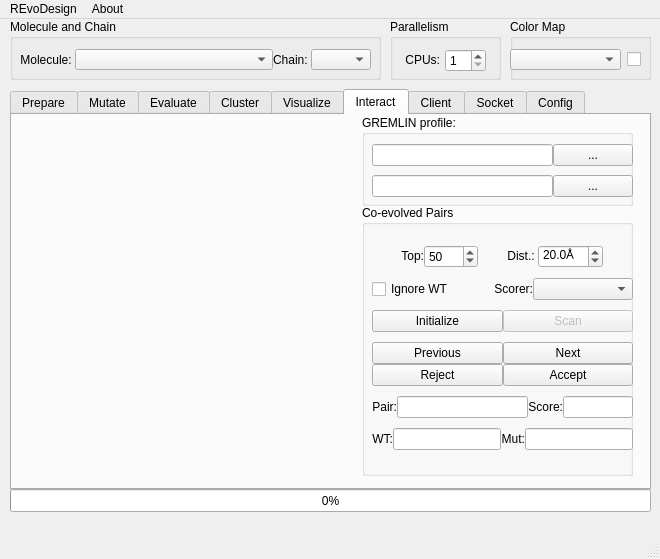
Before: the Qt Designer form REvoDesign/UI/REvoDesign.ui in YaoYinYing/REvoDesign, drawn with Qt 5.
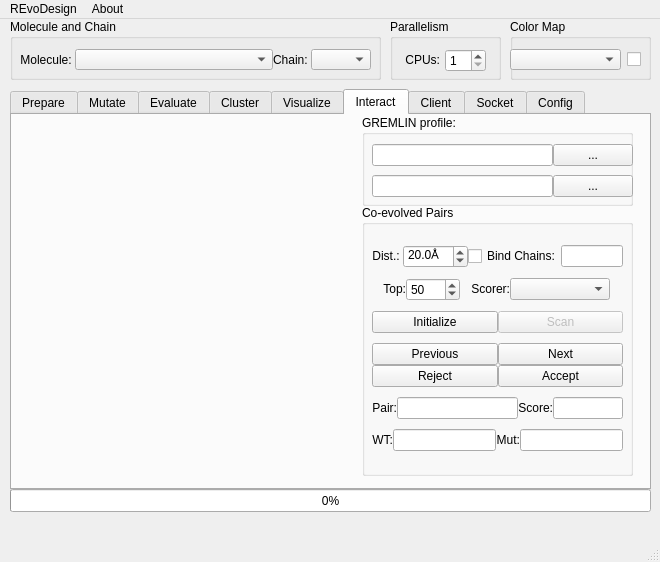
After: the same form once the commit is applied. The open tabs and pages were chosen to show the change.

```diff
--- a/REvoDesign/UI/REvoDesign.ui
+++ b/REvoDesign/UI/REvoDesign.ui
@@ -10,7 +10,7 @@
     <x>0</x>
     <y>0</y>
     <width>660</width>
-    <height>559</height>
+    <height>562</height>
    </rect>
   </property>
   <property name="sizePolicy">
@@ -3155,8 +3155,8 @@
         <rect>
          <x>10</x>
          <y>30</y>
-         <width>261</width>
-         <height>231</height>
+         <width>251</width>
+         <height>232</height>
         </rect>
        </property>
        <layout class="QVBoxLayout" name="verticalLayout_18">
@@ -3165,57 +3165,9 @@
         </property>
         <item>
          <layout class="QHBoxLayout" name="horizontalLayout_14">
-          <item>
-           <layout class="QHBoxLayout" name="horizontalLayout_5">
             <property name="spacing">
              <number>0</number>
             </property>
-            <item>
-             <widget class="QLabel" name="label_chainid_6">
-              <property name="sizePolicy">
-               <sizepolicy hsizetype="Maximum" vsizetype="Fixed">
-                <horstretch>1</horstretch>
-                <verstretch>0</verstretch>
-               </sizepolicy>
-              </property>
-              <property name="maximumSize">
-               <size>
-                <width>16777215</width>
-                <height>16777215</height>
-               </size>
-              </property>
-              <property name="text">
-               <string>Top:</string>
-              </property>
-              <property name="alignment">
-               <set>Qt::AlignRight|Qt::AlignTrailing|Qt::AlignVCenter</set>
-              </property>
-             </widget>
-            </item>
-            <item>
-             <widget class="QSpinBox" name="spinBox_gremlin_topN">
-              <property name="sizePolicy">
-               <sizepolicy hsizetype="Fixed" vsizetype="Fixed">
-                <horstretch>0</horstretch>
-                <verstretch>0</verstretch>
-               </sizepolicy>
-              </property>
-              <property name="statusTip">
-               <string>Select top N interact pairs</string>
-              </property>
-              <property name="minimum">
-               <number>1</number>
-              </property>
-              <property name="maximum">
-               <number>1000</number>
-              </property>
-              <property name="value">
-               <number>50</number>
-              </property>
-             </widget>
-            </item>
-           </layout>
-          </item>
           <item>
            <layout class="QHBoxLayout" name="horizontalLayout_8">
             <property name="spacing">
@@ -3273,20 +3225,84 @@
             </item>
            </layout>
           </item>
+          <item>
+           <layout class="QHBoxLayout" name="horizontalLayout_62">
+            <item>
+             <widget class="QCheckBox" name="checkBox_interact_bind_chain_mode">
+              <property name="statusTip">
+               <string>Bind to multiple chains</string>
+              </property>
+              <property name="text">
+               <string>Bind Chains:</string>
+              </property>
+             </widget>
+            </item>
+            <item>
+             <widget class="QLineEdit" name="lineEdit_interact_chain_binding">
+              <property name="statusTip">
+               <string>Chain IDs to bind together. eg. `ABCD`</string>
+              </property>
+             </widget>
+            </item>
+           </layout>
+          </item>
          </layout>
         </item>
         <item>
          <layout class="QHBoxLayout" name="horizontalLayout_44">
           <item>
-           <widget class="QCheckBox" name="checkBox_interact_ignore_wt">
-            <property name="statusTip">
-             <string>Ignore WT-to-WT mutagenesis</string>
+           <layout class="QHBoxLayout" name="horizontalLayout_5">
+            <property name="spacing">
+             <number>0</number>
+            </property>
+            <item>
+             <widget class="QLabel" name="label_chainid_6">
+              <property name="sizePolicy">
+               <sizepolicy hsizetype="Maximum" vsizetype="Fixed">
+                <horstretch>1</horstretch>
+                <verstretch>0</verstretch>
+               </sizepolicy>
+              </property>
+              <property name="maximumSize">
+               <size>
+                <width>16777215</width>
+                <height>16777215</height>
+               </size>
             </property>
             <property name="text">
-             <string>Ignore WT</string>
-            </property>
-           </widget>
-          </item>
+               <string>Top:</string>
+              </property>
+              <property name="alignment">
+               <set>Qt::AlignRight|Qt::AlignTrailing|Qt::AlignVCenter</set>
+              </property>
+             </widget>
+            </item>
+            <item>
+             <widget class="QSpinBox" name="spinBox_gremlin_topN">
+              <property name="sizePolicy">
+               <sizepolicy hsizetype="Fixed" vsizetype="Fixed">
+                <horstretch>0</horstretch>
+                <verstretch>0</verstretch>
+               </sizepolicy>
+              </property>
+              <property name="statusTip">
+               <string>Select top N interact pairs</string>
+              </property>
+              <property name="minimum">
+               <number>1</number>
+              </property>
+              <property name="maximum">
+               <number>1000</number>
+              </property>
+              <property name="value">
+               <number>50</number>
+              </property>
+             </widget>
+            </item>
+           </layout>
+          </item>
+          <item>
+           <layout class="QHBoxLayout" name="horizontalLayout_61">
           <item>
            <widget class="QLabel" name="label_chainid_13">
             <property name="sizePolicy">
@@ -3336,6 +3352,8 @@
           </item>
          </layout>
         </item>
+         </layout>
+        </item>
         <item>
          <layout class="QHBoxLayout" name="horizontalLayout_6">
           <item>
@@ -3368,16 +3386,6 @@
           <property name="verticalSpacing">
            <number>-1</number>
           </property>
-          <item row="0" column="0">
-           <widget class="QPushButton" name="pushButton_previous">
-            <property name="statusTip">
-             <string>Previous co-evolved pair.</string>
-            </property>
-            <property name="text">
-             <string>Previous</string>
-            </property>
-           </widget>
-          </item>
           <item row="0" column="1">
            <widget class="QPushButton" name="pushButton_next">
             <property name="statusTip">
@@ -3398,6 +3406,16 @@
             </property>
            </widget>
           </item>
+          <item row="0" column="0">
+           <widget class="QPushButton" name="pushButton_previous">
+            <property name="statusTip">
+             <string>Previous co-evolved pair.</string>
+            </property>
+            <property name="text">
+             <string>Previous</string>
+            </property>
+           </widget>
+          </item>
           <item row="1" column="1">
            <widget class="QPushButton" name="pushButton_interact_accept">
             <property name="statusTip">
@@ -3413,6 +3431,8 @@
         <item>
          <layout class="QHBoxLayout" name="horizontalLayout_46">
           <item>
+           <layout class="QHBoxLayout" name="horizontalLayout_56">
+            <item>
            <widget class="QLabel" name="label_chainid_10">
             <property name="sizePolicy">
              <sizepolicy hsizetype="Maximum" vsizetype="Fixed">
@@ -3447,6 +3467,10 @@
             </property>
            </widget>
           </item>
+           </layout>
+          </item>
+          <item>
+           <layout class="QHBoxLayout" name="horizontalLayout_58">
           <item>
            <widget class="QLabel" name="label_chainid_12">
             <property name="sizePolicy">
@@ -3496,9 +3520,13 @@
           </item>
          </layout>
         </item>
+         </layout>
+        </item>
         <item>
          <layout class="QHBoxLayout" name="horizontalLayout_45">
           <item>
+           <layout class="QHBoxLayout" name="horizontalLayout_59">
+            <item>
            <widget class="QLabel" name="label_chainid_9">
             <property name="sizePolicy">
              <sizepolicy hsizetype="Maximum" vsizetype="Fixed">
@@ -3533,6 +3561,10 @@
             </property>
            </widget>
           </item>
+           </layout>
+          </item>
+          <item>
+           <layout class="QHBoxLayout" name="horizontalLayout_60">
           <item>
            <widget class="QLabel" name="label_chainid_8">
             <property name="sizePolicy">
@@ -3567,6 +3599,8 @@
              <bool>true</bool>
             </property>
            </widget>
+            </item>
+           </layout>
           </item>
          </layout>
         </item>
```
Lines whose indentation alone changed are shown as unchanged.
